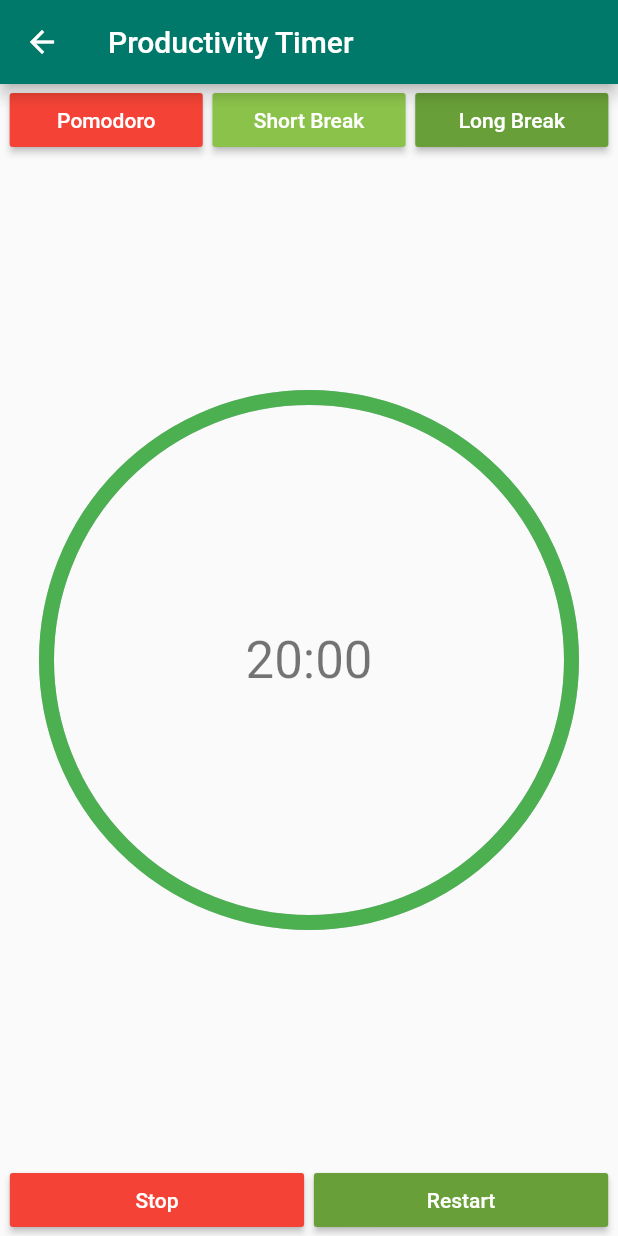
After one commit to Mubeyd/flutter_getting_started, a Flutter app: the ProductivityTimerScreen screen opened directly, after a tap on "Short Break", after a tap on "Long Break", on a phone screen of 412 x 824 dp. The commit adds this screen. Run offline on Flutter 3.47's test engine with Material 2 defaults, Android fonts, the phone set to English and light mode, and no system bars; drawn by our look-alikes of percent_indicator; our stand-ins replace assets_audio_player, flutter_dotenv, shared_preferences; missing offline and left inert: screen; accounts and stored records are empty.

Commit message:
productivity timer is not working due to outdated plugins

```diff
--- a/lib/main.dart
+++ b/lib/main.dart
@@ -28,6 +28,7 @@ class GlobeApp extends StatelessWidget {
       },
       initialRoute: '/',
       title: 'Generic App',
+      debugShowCheckedModeBanner: false,
     );
   }
 }
--- /dev/null
+++ b/lib/screens/productivity_timer/TomatoButton.dart
@@ -0,0 +1,19 @@
+import 'package:flutter/material.dart';
+
+class TomatoButton extends StatelessWidget {
+  final Color color;
+  final String text;
+  final double size;
+  final VoidCallback onPressed;
+
+  const TomatoButton(this.color, this.text, this.onPressed, this.size);
+  @override
+  Widget build(BuildContext context) {
+    return MaterialButton(
+      child: Text(text, style: const TextStyle(color: Colors.white)),
+      onPressed: onPressed,
+      color: color,
+      minWidth: size,
+    );
+  }
+}
--- /dev/null
+++ b/lib/screens/productivity_timer/productivity_timer_screen.dart
@@ -0,0 +1,74 @@
+import 'package:flutter/material.dart';
+import 'package:get_started/screens/productivity_timer/timer.dart';
+import 'package:percent_indicator/circular_percent_indicator.dart';
+import 'package:scoped_model/scoped_model.dart';
+
+import 'TomatoButton.dart';
+
+class ProductivityTimerScreen extends StatelessWidget {
+  const ProductivityTimerScreen({Key? key}) : super(key: key);
+
+  @override
+  Widget build(BuildContext context) {
+    final size = MediaQuery.of(context).size.width;
+    return ScopedModel(
+      model: TimerModel(),
+      child: Scaffold(
+        appBar: AppBar(
+          title: const Text('Productivity Timer'),
+        ),
+        body: Center(
+          child: Column(
+            children: <Widget>[
+              Row(
+                mainAxisAlignment: MainAxisAlignment.spaceEvenly,
+                children: <Widget>[
+                  ScopedModelDescendant<TimerModel>(
+                      builder: (context, _, model) => TomatoButton(Colors.red,
+                          "Pomodoro", model.startPomodoro, size / 3.2)),
+                  ScopedModelDescendant<TimerModel>(
+                      builder: (context, _, model) => TomatoButton(
+                          const Color(0xff8BC34A),
+                          'Short Break',
+                          model.startShort,
+                          size / 3.2)),
+                  ScopedModelDescendant<TimerModel>(
+                      builder: (context, _, model) => TomatoButton(
+                          const Color(0xff689F38),
+                          'Long Break',
+                          model.startLong,
+                          size / 3.2)),
+                ],
+              ),
+              Expanded(
+                  child: ScopedModelDescendant<TimerModel>(
+                builder: (context, _, model) => CircularPercentIndicator(
+                  radius: 180.0,
+                  lineWidth: 10.0,
+                  percent: model.radius,
+                  center: Text(model.time,
+                      style: Theme.of(context).textTheme.headline4),
+                  progressColor: Colors.green,
+                ),
+              )),
+              Row(
+                mainAxisAlignment: MainAxisAlignment.spaceEvenly,
+                children: <Widget>[
+                  ScopedModelDescendant<TimerModel>(
+                      builder: (context, _, model) => TomatoButton(
+                          Colors.red, "Stop", model.stopTimer, size / 2.1)),
+                  ScopedModelDescendant<TimerModel>(
+                      builder: (context, _, model) => TomatoButton(
+                          const Color(0xff689F38),
+                          "Restart",
+                          model.restart,
+                          size / 2.1)),
+                ],
+              )
+            ],
+          ),
+        ),
+      ),
+    );
+  }
+}
--- /dev/null
+++ b/lib/screens/productivity_timer/timer.dart
@@ -0,0 +1,99 @@
+import 'dart:async';
+
+import 'package:assets_audio_player/assets_audio_player.dart';
+import 'package:scoped_model/scoped_model.dart';
+import 'package:screen/screen.dart';
+
+class TimerModel extends Model {
+  Duration _time = const Duration(minutes: 25, seconds: 0);
+  late Duration _fullTime;
+  double _radius = 1;
+
+  late Timer timer;
+  String get time => returnTime(_time);
+  double get radius => returnRadius(_radius);
+
+  double returnRadius(double _radius) {
+    return _radius;
+  }
+
+  String returnTime(Duration t) {
+    AssetsAudioPlayer player = AssetsAudioPlayer();
+    if (t.inSeconds <= 0) {
+      _time = const Duration(minutes: 0, seconds: 0);
+      //play sound using assets_audio_player
+      player.open(Audio(
+        // asset: "dong.mp3",
+        "assets/sounds/",
+      ));
+      player.play();
+      stopTimer();
+    }
+    String ts = t.toString();
+    String minutes = ts.substring(2, 4);
+    String seconds = ts.substring(5, 7);
+    String formattedTime = minutes + ":" + seconds;
+    return formattedTime;
+  }
+
+  void decrementTime() {
+    if (_time.inSeconds > 0) {
+      _time = _time - const Duration(seconds: 1);
+      _radius = _time.inSeconds / _fullTime.inSeconds;
+    } else {
+      _time = const Duration(seconds: 0);
+      _radius = 0;
+      stopTimer();
+    }
+    notifyListeners();
+  }
+
+  void startPomodoro() {
+    // Prevent screen from going into sleep mode:
+    Screen.keepOn(true);
+    _radius = 1;
+    _time = const Duration(minutes: 25, seconds: 0);
+    notifyListeners();
+    _fullTime = _time;
+    startTimer(25);
+  }
+
+  void startShort() {
+    Screen.keepOn(true);
+    _radius = 1;
+    _time = const Duration(minutes: 5, seconds: 0);
+    notifyListeners();
+    _fullTime = _time;
+    startTimer(5);
+  }
+
+  void startLong() {
+    Screen.keepOn(true);
+    _radius = 1;
+    _time = const Duration(minutes: 20, seconds: 0);
+    notifyListeners();
+    _fullTime = _time;
+    startTimer(20);
+  }
+
+  void startTimer(int minutes) {
+    stopTimer();
+    timer =
+        Timer.periodic(const Duration(seconds: 1), (timer) => decrementTime());
+  }
+
+  void stopTimer() {
+    if (timer.isActive) {
+      timer.cancel();
+    }
+    Screen.keepOn(false);
+  }
+
+  void restart() {
+    if (_time.inSeconds > 0) {
+      Screen.keepOn(true);
+      timer = Timer.periodic(
+          const Duration(seconds: 1), (timer) => decrementTime());
+    }
+  }
+}
--- a/lib/shared/menu_drawer.dart
+++ b/lib/shared/menu_drawer.dart
@@ -8,6 +8,7 @@ import 'package:get_started/screens/weather_screen.dart';
 import '../screens/area_calculator.dart';
 import '../screens/container_screen.dart';
 import '../screens/create_squares_screen.dart';
+import '../screens/productivity_timer/productivity_timer_screen.dart';
 
 class MenuDrawer extends StatelessWidget {
   const MenuDrawer({Key? key}) : super(key: key);
@@ -31,6 +32,7 @@ class MenuDrawer extends StatelessWidget {
       'Container Screen',
       'Area Calculator',
       'Create Squares',
+      'Productivity Timer',
     ];
 
     List<Widget> menuItems = [];
@@ -75,6 +77,9 @@ class MenuDrawer extends StatelessWidget {
             case 'Create Squares':
               screen = const CreateSquaresScreen();
               break;
+            case 'Productivity Timer':
+              screen = const ProductivityTimerScreen();
+              break;
           }
           Navigator.of(context).pop();
           Navigator.of(context)
```
Also changed, not shown: pubspec.yaml (+13 -0 lines), assets/icons/tomato.png (added), pubspec.lock, 2 other files.
